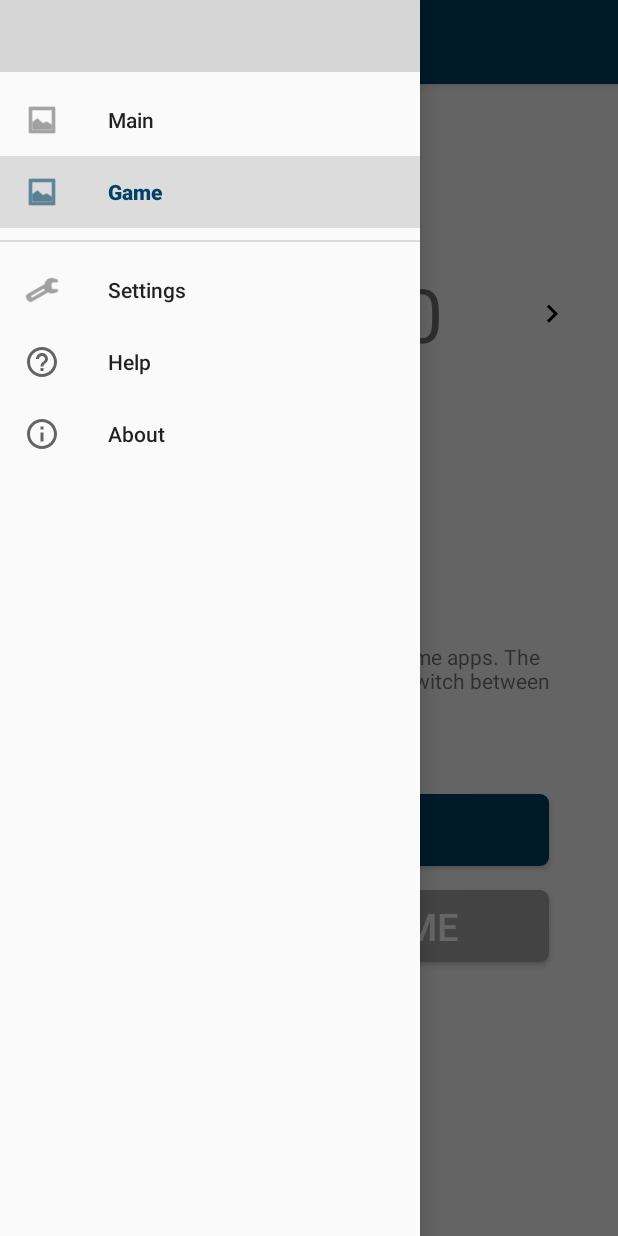
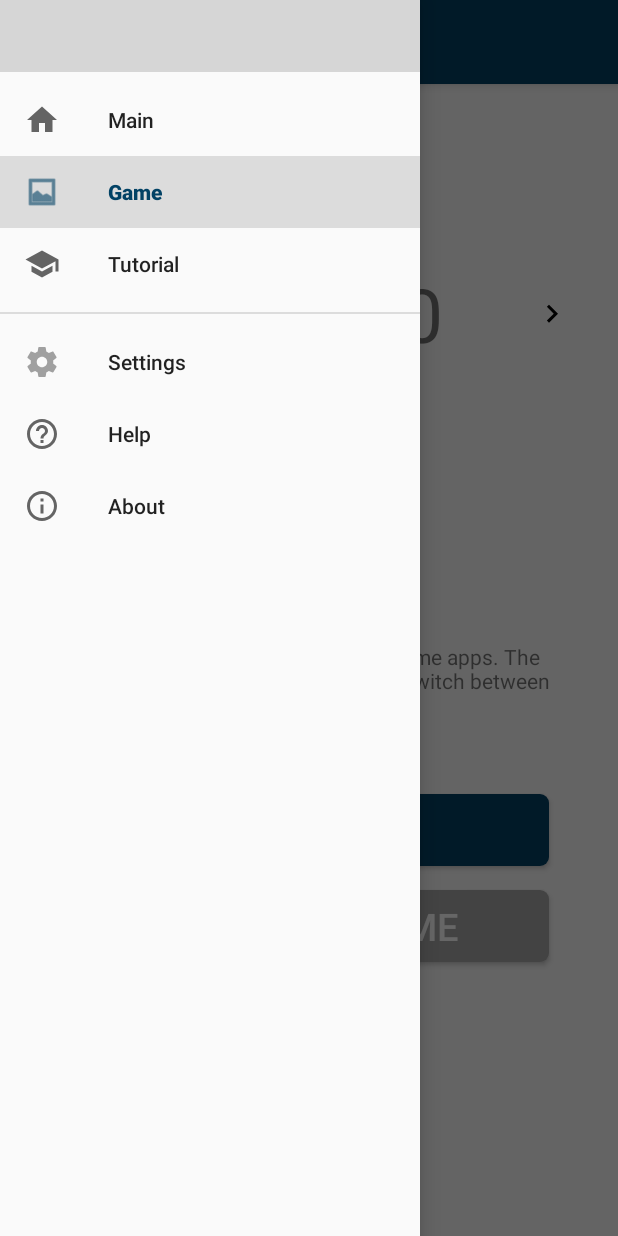
Before and after one commit to SecUSo/privacy-friendly-food-tracker, an Android app: the GameActivity screen opened directly, with no data from a screen before it, with the side drawer open, on a phone screen of 412 x 824 dp. Run offline under Robolectric (Android 15) with nearby library versions, the phone set to English and light mode, and no system bars; grey boxes are pictures that could not be loaded.

Commit message:
Tutorial added to Nav. Drawer

```diff
--- a/app/src/main/java/org/secuso/privacyfriendlyexample/activities/BaseActivity.java
+++ b/app/src/main/java/org/secuso/privacyfriendlyexample/activities/BaseActivity.java
@@ -19,6 +19,7 @@ import android.view.MenuItem;
 import android.view.View;
 
 import org.secuso.privacyfriendlyexample.R;
+import org.secuso.privacyfriendlyexample.tutorial.TutorialActivity;
 
 /**
  * @author Chris
@@ -143,6 +144,11 @@ public abstract class BaseActivity extends AppCompatActivity implements OnNaviga
                 intent = new Intent(this, GameActivity.class);
                 createBackStack(intent);
                 break;
+            case R.id.nav_tutorial:
+                intent = new Intent(this, TutorialActivity.class);
+                intent.setAction(TutorialActivity.ACTION_SHOW_ANYWAYS);
+                createBackStack(intent);
+                break;
             case R.id.nav_about:
                 intent = new Intent(this, AboutActivity.class);
                 createBackStack(intent);
--- /dev/null
+++ b/app/src/main/res/drawable/ic_menu_home.xml
@@ -0,0 +1,9 @@
+<vector xmlns:android="http://schemas.android.com/apk/res/android"
+    android:width="24dp"
+    android:height="24dp"
+    android:viewportWidth="24.0"
+    android:viewportHeight="24.0">
+    <path
+        android:fillColor="#FF000000"
+        android:pathData="M10,20v-6h4v6h5v-8h3L12,3 2,12h3v8z"/>
+</vector>
--- /dev/null
+++ b/app/src/main/res/drawable/ic_menu_settings.xml
@@ -0,0 +1,5 @@
+<vector android:alpha="0.60" android:height="24dp"
+    android:viewportHeight="24.0" android:viewportWidth="24.0"
+    android:width="24dp" xmlns:android="http://schemas.android.com/apk/res/android">
+    <path android:fillColor="#FF000000" android:pathData="M19.43,12.98c0.04,-0.32 0.07,-0.64 0.07,-0.98s-0.03,-0.66 -0.07,-0.98l2.11,-1.65c0.19,-0.15 0.24,-0.42 0.12,-0.64l-2,-3.46c-0.12,-0.22 -0.39,-0.3 -0.61,-0.22l-2.49,1c-0.52,-0.4 -1.08,-0.73 -1.69,-0.98l-0.38,-2.65C14.46,2.18 14.25,2 14,2h-4c-0.25,0 -0.46,0.18 -0.49,0.42l-0.38,2.65c-0.61,0.25 -1.17,0.59 -1.69,0.98l-2.49,-1c-0.23,-0.09 -0.49,0 -0.61,0.22l-2,3.46c-0.13,0.22 -0.07,0.49 0.12,0.64l2.11,1.65c-0.04,0.32 -0.07,0.65 -0.07,0.98s0.03,0.66 0.07,0.98l-2.11,1.65c-0.19,0.15 -0.24,0.42 -0.12,0.64l2,3.46c0.12,0.22 0.39,0.3 0.61,0.22l2.49,-1c0.52,0.4 1.08,0.73 1.69,0.98l0.38,2.65c0.03,0.24 0.24,0.42 0.49,0.42h4c0.25,0 0.46,-0.18 0.49,-0.42l0.38,-2.65c0.61,-0.25 1.17,-0.59 1.69,-0.98l2.49,1c0.23,0.09 0.49,0 0.61,-0.22l2,-3.46c0.12,-0.22 0.07,-0.49 -0.12,-0.64l-2.11,-1.65zM12,15.5c-1.93,0 -3.5,-1.57 -3.5,-3.5s1.57,-3.5 3.5,-3.5 3.5,1.57 3.5,3.5 -1.57,3.5 -3.5,3.5z"/>
+</vector>
--- /dev/null
+++ b/app/src/main/res/drawable/ic_menu_tutorial.xml
@@ -0,0 +1,10 @@
+<?xml version="1.0" encoding="utf-8"?>
+<vector xmlns:android="http://schemas.android.com/apk/res/android"
+    android:width="24dp"
+    android:height="24dp"
+    android:viewportWidth="24.0"
+    android:viewportHeight="24.0">
+    <path
+        android:fillColor="#FF000000"
+        android:pathData="M5,13.18v4L12,21l7,-3.82v-4L12,17l-7,-3.82zM12,3L1,9l11,6 9,-4.91V17h2V9L12,3z"/>
+</vector>
--- a/app/src/main/res/menu/activity_main_drawer.xml
+++ b/app/src/main/res/menu/activity_main_drawer.xml
@@ -5,19 +5,23 @@
         android:checkableBehavior="all">
         <item
             android:id="@+id/nav_example"
-            android:icon="@drawable/ic_menu_gallery"
+            android:icon="@drawable/ic_menu_home"
             android:title="@string/action_main" />
         <item
             android:id="@+id/nav_game"
             android:icon="@drawable/ic_menu_gallery"
             android:title="@string/action_game" />
+        <item
+            android:id="@+id/nav_tutorial"
+            android:icon="@drawable/ic_menu_tutorial"
+            android:title="@string/action_tutorial" />
     </group>
 
     <group android:id="@+id/nav_group_add"
         android:checkableBehavior="all">
         <item
             android:id="@+id/nav_settings"
-            android:icon="@drawable/ic_menu_manage"
+            android:icon="@drawable/ic_menu_settings"
             android:title="@string/action_settings" />
         <item
             android:id="@+id/nav_help"
--- a/app/src/main/res/values/strings.xml
+++ b/app/src/main/res/values/strings.xml
@@ -9,6 +9,8 @@
     <string name="action_settings">Settings</string>
     <string name="action_main">Main</string>
     <string name="action_game">Game</string>
+    <string name="action_tutorial">Tutorial</string>
+
 
     <string name="navigation_drawer_open">Open navigation drawer</string>
     <string name="navigation_drawer_close">Close navigation drawer</string>
```
Also changed, not shown: app/src/main/java/org/secuso/privacyfriendlyexample/tutorial/TutorialActivity.java (+46 -15 lines), 1 other file.
